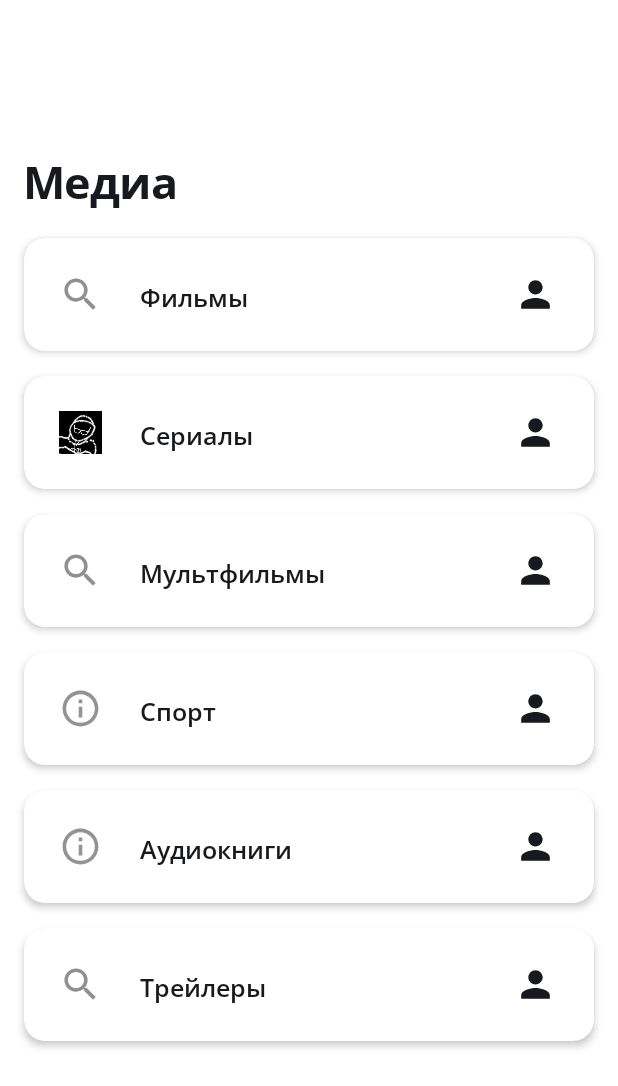
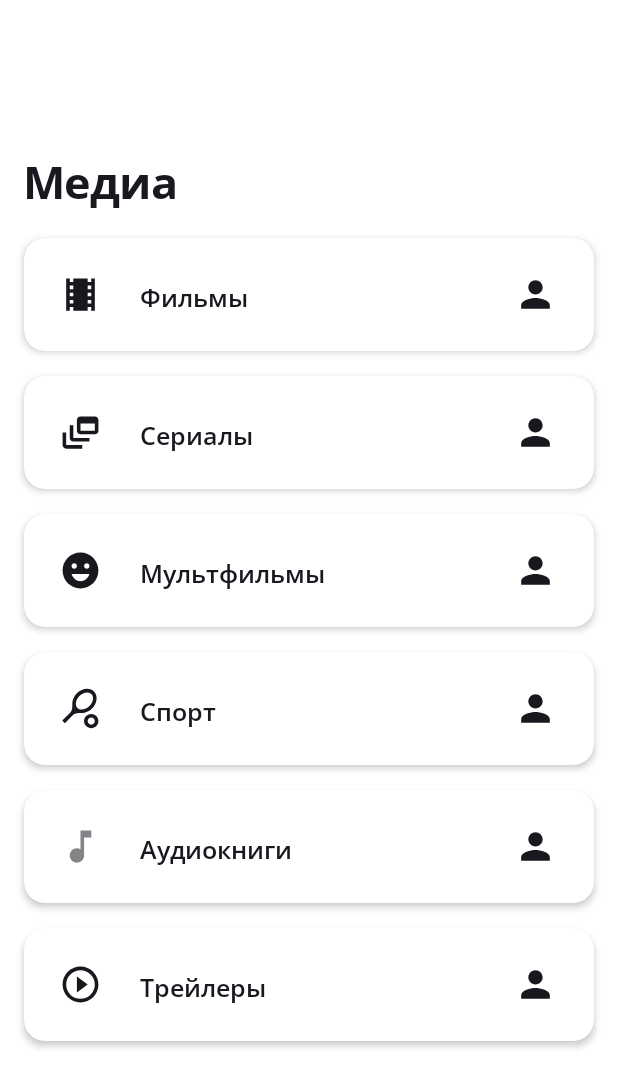
Before and after one commit to AndroidGoys/TvShowsAndroid, an Android app: the fragment MediaListFragment shown on its own in the app's theme, on a phone screen of 412 x 824 dp. Shown: the top 1086 px of the screen. Run offline under Robolectric (Android 15) with nearby library versions, the phone set to English and light mode, and no system bars.

Commit message:
MediaListFragment: Icons

```diff
--- a/app/src/main/java/good/damn/tvlist/fragments/ui/main/pages/MediaListFragment.kt
+++ b/app/src/main/java/good/damn/tvlist/fragments/ui/main/pages/MediaListFragment.kt
@@ -28,27 +28,27 @@ class MediaListFragment
 
         val categories = arrayOf(
             Category(
-                R.drawable.ic_lens,
+                R.drawable.ic_films,
                 R.string.films
             ),
             Category(
-                R.drawable.ic,
+                R.drawable.ic_series,
                 R.string.series
             ),
             Category(
-                R.drawable.ic_lens,
+                R.drawable.ic_cartoons,
                 R.string.cartoons
             ),
             Category(
-                R.drawable.ic_info,
+                R.drawable.ic_sport,
                 R.string.sport
             ),
             Category(
-                R.drawable.ic_info,
+                R.drawable.ic_audiobooks,
                 R.string.audiobooks
             ),
             Category(
-                R.drawable.ic_lens,
+                R.drawable.ic_trailers,
                 R.string.trailers
             )
         )
--- /dev/null
+++ b/app/src/main/res/drawable/ic_audiobooks.xml
@@ -0,0 +1,10 @@
+<vector xmlns:android="http://schemas.android.com/apk/res/android"
+    android:height="24dp"
+    android:viewportHeight="24"
+    android:viewportWidth="24"
+    android:width="24dp">
+
+    <path android:fillColor="@color/mediaIcon"
+        android:pathData="M12,3v10.55c-0.59,-0.34 -1.27,-0.55 -2,-0.55 -2.21,0 -4,1.79 -4,4s1.79,4 4,4 4,-1.79 4,-4V7h4V3h-6z"/>
+
+</vector>
--- /dev/null
+++ b/app/src/main/res/drawable/ic_cartoons.xml
@@ -0,0 +1,10 @@
+<vector xmlns:android="http://schemas.android.com/apk/res/android"
+    android:height="24dp"
+    android:viewportHeight="24"
+    android:viewportWidth="24"
+    android:width="24dp">
+
+    <path android:fillColor="@color/baseIcon"
+        android:pathData="M11.99,2C6.47,2 2,6.48 2,12c0,5.52 4.47,10 9.99,10C17.52,22 22,17.52 22,12C22,6.48 17.52,2 11.99,2zM8.5,8C9.33,8 10,8.67 10,9.5S9.33,11 8.5,11S7,10.33 7,9.5S7.67,8 8.5,8zM12,18c-2.28,0 -4.22,-1.66 -5,-4h10C16.22,16.34 14.28,18 12,18zM15.5,11c-0.83,0 -1.5,-0.67 -1.5,-1.5S14.67,8 15.5,8S17,8.67 17,9.5S16.33,11 15.5,11z"/>
+
+</vector>
--- /dev/null
+++ b/app/src/main/res/drawable/ic_films.xml
@@ -0,0 +1,10 @@
+<vector xmlns:android="http://schemas.android.com/apk/res/android"
+    android:height="24dp"
+    android:viewportHeight="24"
+    android:viewportWidth="24"
+    android:width="24dp">
+
+    <path android:fillColor="@color/baseIcon"
+        android:pathData="M18,3v2h-2L16,3L8,3v2L6,5L6,3L4,3v18h2v-2h2v2h8v-2h2v2h2L20,3h-2zM8,17L6,17v-2h2v2zM8,13L6,13v-2h2v2zM8,9L6,9L6,7h2v2zM18,17h-2v-2h2v2zM18,13h-2v-2h2v2zM18,9h-2L16,7h2v2z"/>
+
+</vector>
--- /dev/null
+++ b/app/src/main/res/drawable/ic_series.xml
@@ -0,0 +1,16 @@
+<vector xmlns:android="http://schemas.android.com/apk/res/android"
+    android:height="24dp"
+    android:viewportHeight="24"
+    android:viewportWidth="24"
+    android:width="24dp">
+
+    <path android:fillColor="@color/baseIcon"
+        android:pathData="M8,8H6v7c0,1.1 0.9,2 2,2h9v-2H8V8z"/>
+
+    <path android:fillColor="@color/baseIcon"
+        android:pathData="M20,3h-8c-1.1,0 -2,0.9 -2,2v6c0,1.1 0.9,2 2,2h8c1.1,0 2,-0.9 2,-2V5C22,3.9 21.1,3 20,3zM20,11h-8V7h8V11z"/>
+
+    <path android:fillColor="@color/baseIcon"
+        android:pathData="M4,12H2v7c0,1.1 0.9,2 2,2h9v-2H4V12z"/>
+
+</vector>
--- /dev/null
+++ b/app/src/main/res/drawable/ic_sport.xml
@@ -0,0 +1,13 @@
+<vector xmlns:android="http://schemas.android.com/apk/res/android"
+    android:height="24dp"
+    android:viewportHeight="24"
+    android:viewportWidth="24"
+    android:width="24dp">
+
+    <path android:fillColor="@color/baseIcon"
+        android:pathData="M19.52,2.49c-2.34,-2.34 -6.62,-1.87 -9.55,1.06c-1.6,1.6 -2.52,3.87 -2.54,5.46c-0.02,1.58 0.26,3.89 -1.35,5.5l-4.24,4.24l1.42,1.42l4.24,-4.24c1.61,-1.61 3.92,-1.33 5.5,-1.35s3.86,-0.94 5.46,-2.54C21.38,9.11 21.86,4.83 19.52,2.49zM10.32,11.68c-1.53,-1.53 -1.05,-4.61 1.06,-6.72s5.18,-2.59 6.72,-1.06c1.53,1.53 1.05,4.61 -1.06,6.72S11.86,13.21 10.32,11.68z"/>
+
+    <path android:fillColor="@color/baseIcon"
+        android:pathData="M18,17c0.53,0 1.04,0.21 1.41,0.59c0.78,0.78 0.78,2.05 0,2.83C19.04,20.79 18.53,21 18,21s-1.04,-0.21 -1.41,-0.59c-0.78,-0.78 -0.78,-2.05 0,-2.83C16.96,17.21 17.47,17 18,17M18,15c-1.02,0 -2.05,0.39 -2.83,1.17c-1.56,1.56 -1.56,4.09 0,5.66C15.95,22.61 16.98,23 18,23s2.05,-0.39 2.83,-1.17c1.56,-1.56 1.56,-4.09 0,-5.66C20.05,15.39 19.02,15 18,15L18,15z"/>
+
+</vector>
--- /dev/null
+++ b/app/src/main/res/drawable/ic_trailers.xml
@@ -0,0 +1,10 @@
+<vector xmlns:android="http://schemas.android.com/apk/res/android"
+    android:height="24dp"
+    android:viewportHeight="24"
+    android:viewportWidth="24"
+    android:width="24dp">
+
+    <path android:fillColor="@color/baseIcon"
+        android:pathData="M10,16.5l6,-4.5 -6,-4.5v9zM12,2C6.48,2 2,6.48 2,12s4.48,10 10,10 10,-4.48 10,-10S17.52,2 12,2zM12,20c-4.41,0 -8,-3.59 -8,-8s3.59,-8 8,-8 8,3.59 8,8 -3.59,8 -8,8z"/>
+
+</vector>
--- a/app/src/main/res/values/colors.xml
+++ b/app/src/main/res/values/colors.xml
@@ -9,4 +9,5 @@
     <color name="searchText">#18191F</color>
     <color name="navigationIcon">#629E16</color>
     <color name="navigationIconBackground">#aaA5A5A5</color>
+    <color name="mediaIcon">#8818191f</color>
 </resources>
```
